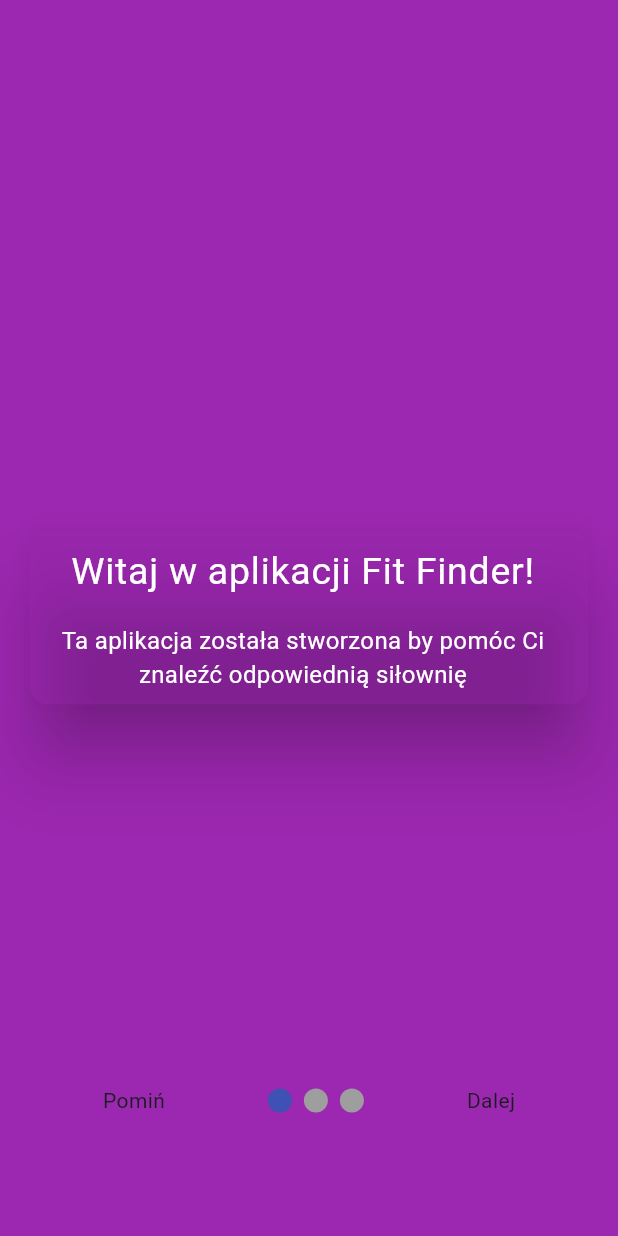
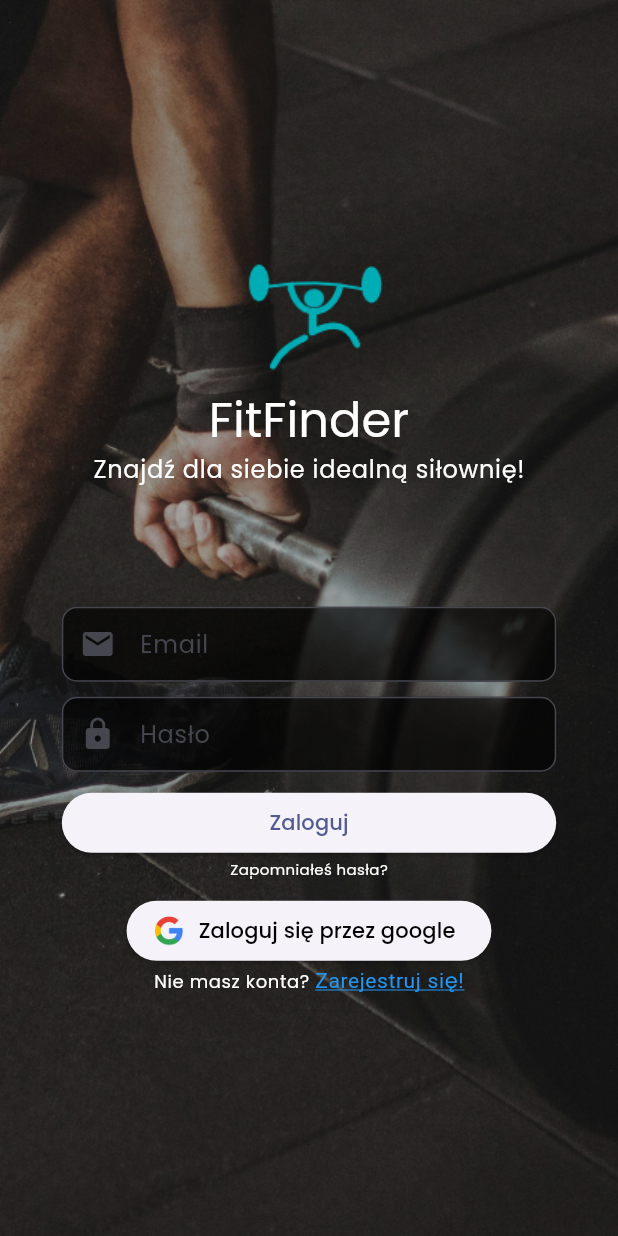
Before and after one commit to MrLoles/FitFinder, a Flutter app: the screen it shows after launch, on a phone screen of 412 x 824 dp. Run offline on Flutter 3.47's test engine with Material 3 defaults, Android fonts, the light colour scheme and no system bars; drawn by our look-alikes of smooth_page_indicator; our stand-ins replace google_fonts; generated files the repository leaves out were written again.

Commit message:
FIT-9 Added StartScreen without backend implementation, new font for whole project, logo and image assets

```diff
--- a/lib/introduction/IntroductionPageView.dart
+++ b/lib/introduction/IntroductionPageView.dart
@@ -27,17 +27,17 @@ class _OnBoardingScreenState extends State<OnBoardingScreen> {
             TextContainer(
               title: AppLocalizations.of(context)!.introduction1_1,
               description: AppLocalizations.of(context)!.introduction1_2,
-              color: Colors.purple,
+              color: new Color.fromARGB(10, 10, 10, 10),
             ),
             TextContainer(
               title: AppLocalizations.of(context)!.introduction2_1,
               description: AppLocalizations.of(context)!.introduction2_2,
-              color: Colors.purpleAccent,
+              color: new Color.fromARGB(152, 152, 115, 253),
             ),
             TextContainer(
               title: AppLocalizations.of(context)!.introduction3_1,
               description: AppLocalizations.of(context)!.introduction3_2,
-              color: Colors.deepPurpleAccent,
+              color: new Color.fromARGB(152, 75, 115, 253),
             ),
           ],
         ),
@@ -87,7 +87,6 @@ class TextContainer extends StatelessWidget {
   @override
   Widget build(BuildContext context) {
     return Container(
-      child: SizedBox.expand(
       child: Container(
         color: color,
         child: Center(
@@ -118,7 +117,6 @@ class TextContainer extends StatelessWidget {
           ),
         ),
       ),
-      ),
     );
   }
 }
--- /dev/null
+++ b/lib/introduction/StartPage.dart
@@ -0,0 +1,214 @@
+import 'package:flutter/gestures.dart';
+import 'package:flutter/material.dart';
+import 'package:flutter_gen/gen_l10n/app_localizations.dart';
+
+class StartPage extends StatelessWidget {
+  const StartPage({super.key});
+
+  @override
+  Widget build(BuildContext context) {
+    final localization = AppLocalizations.of(context)!;
+
+    return Scaffold(
+      body: Container(
+        decoration: BoxDecoration(
+            color: const Color(0xff7c94b6),
+            image: DecorationImage(
+                colorFilter: ColorFilter.mode(
+                    Colors.black.withOpacity(0.35), BlendMode.darken),
+                image: AssetImage("assets/images/login-background.png"),
+                fit: BoxFit.cover)),
+        child: Center(
+            child: Column(
+          mainAxisAlignment: MainAxisAlignment.center,
+          children: [
+            const LogoContainer(),
+            LoginInputField(
+              inputName: localization.emailInput,
+              isPassword: false,
+              icon: const Icon(Icons.mail),
+            ),
+            const SizedBox(height: 10.0),
+            LoginInputField(
+              inputName: localization.passwordInput,
+              isPassword: true,
+              icon: const Icon(Icons.lock),
+            ),
+            const SizedBox(height: 10.0),
+            LoginButton(localization: localization),
+            const ForgotPassword(),
+            const GoogleSignUp(),
+            RichText(
+              text: TextSpan(
+                text: localization.noAccount + " ",
+                style: Theme.of(context)
+                    .textTheme
+                    .bodySmall!
+                    .copyWith(color: Colors.white,
+                ),
+                children: <TextSpan>[
+                  TextSpan(
+                    text: localization.registerNow,
+                    style: const TextStyle(
+                      color: Colors.blue,
+                      fontSize: 14.0,
+                      decoration: TextDecoration.underline,
+                      decorationThickness: 1,
+                      decorationColor: Colors.blue
+                    ),
+                    recognizer: TapGestureRecognizer()
+                      ..onTap = () {print("TEST");},
+                  ),
+                ],
+              ),
+            )
+          ],
+        )),
+      ),
+    );
+  }
+}
+
+class LoginButton extends StatelessWidget {
+  const LoginButton({
+    super.key,
+    required this.localization,
+  });
+
+  final AppLocalizations localization;
+
+  @override
+  Widget build(BuildContext context) {
+    return SizedBox(
+      width: MediaQuery.of(context).size.width * 0.8,
+      child: ElevatedButton(
+        onPressed: () {
+          print("TODO");
+        },
+        child: Text(localization.btnLogin), // Tekst na przycisku
+      ),
+    );
+  }
+}
+
+class GoogleSignUp extends StatelessWidget {
+  const GoogleSignUp({
+    super.key,
+  });
+
+  @override
+  Widget build(BuildContext context) {
+    final localization = AppLocalizations.of(context)!;
+
+    return Container(
+      margin: EdgeInsets.only(top: 10),
+      child: ElevatedButton.icon(
+        onPressed: () => {print("TODO")},
+        icon: Image.asset(
+          'assets/images/googleButtonIcon.png',
+          height: 24.0,
+        ), // Wstawienie ikony Google
+        label: Text(
+          localization.googleSignUp,
+          style: TextStyle(color: Colors.black), // Kolor tekstu przycisku
+        ),
+        style: ElevatedButton.styleFrom(
+          foregroundColor: Colors.white, // Kolor tła przycisku
+          shape: RoundedRectangleBorder(
+            borderRadius:
+                BorderRadius.circular(20.0), // Zaokrąglone krawędzie przycisku
+          ),
+        ),
+      ),
+    );
+  }
+}
+
+class ForgotPassword extends StatelessWidget {
+  const ForgotPassword({
+    super.key,
+  });
+
+  @override
+  Widget build(BuildContext context) {
+    final localization = AppLocalizations.of(context)!;
+
+    return GestureDetector(
+      onTap: () {
+        // Obsługa przycisku "Zapomniałem hasła"
+        print("Zapomniałem hasła");
+      },
+      child: Text(
+        localization.forgotPassword,
+        style: const TextStyle(
+            color: Colors.white,
+            decoration: TextDecoration.underline,
+            fontSize: 10),
+      ),
+    );
+  }
+}
+
+class LoginInputField extends StatelessWidget {
+  final String inputName;
+  final bool isPassword;
+  final Icon icon;
+
+  const LoginInputField(
+      {super.key,
+      required this.inputName,
+      required this.isPassword,
+      required this.icon});
+
+  @override
+  Widget build(BuildContext context) {
+    return SizedBox(
+      width: MediaQuery.of(context).size.width * 0.8,
+      child: TextField(
+        style: const TextStyle(
+            fontSize: 12.0,
+            color: Colors.white),
+        obscureText: isPassword,
+        decoration: InputDecoration(
+          prefixIcon: icon,
+          labelText: inputName,
+          border: OutlineInputBorder(
+            borderRadius: BorderRadius.circular(10.0),
+          ),
+          filled: true,
+          fillColor: Colors.black.withOpacity(0.65),
+        ),
+      ),
+    );
+  }
+}
+
+class LogoContainer extends StatelessWidget {
+  const LogoContainer({
+    super.key,
+  });
+
+  @override
+  Widget build(BuildContext context) {
+    final localization = AppLocalizations.of(context)!;
+
+    return Container(
+        margin: EdgeInsets.only(bottom: 80),
+        child: Column(
+          children: [
+            Image.asset("assets/images/singleLogo.png"),
+            Text("FitFinder",
+                style: Theme.of(context).textTheme.headlineLarge!.copyWith(
+                      color: Colors.white,
+                    )),
+            Text(
+              localization.startPageSubtitle,
+              style: Theme.of(context)
+                  .textTheme
+                  .bodyLarge!
+                  .copyWith(color: Colors.white),
+            )
+          ],
+        ));
+  }
+}
--- a/lib/l10n/app_en.arb
+++ b/lib/l10n/app_en.arb
@@ -46,5 +46,16 @@
   "introduction3_2": "That workout plans generated by apps will never replace a personal trainer and are tailored for the average healthy individual.",
   "@introduction3_2": {
     "description": "Title of 3rd pageview"
-  }
+  },
+
+  "@StartPage":"",
+
+  "startPageSubtitle":"We'll help you find the best gym for you!",
+  "emailInput": "Email",
+  "passwordInput": "Password",
+  "btnLogin": "Login",
+  "forgotPassword": "Forgot password?",
+  "googleSignUp": "Sign up with google",
+  "noAccount": "New user?",
+  "registerNow": "Register now!"
 }
--- a/lib/l10n/app_pl.arb
+++ b/lib/l10n/app_pl.arb
@@ -12,6 +12,15 @@
   "introduction2_1": "Dlaczego powstała?",
   "introduction2_2": "Ponieważ brak na rynku aplikacji umożliwiającej sprawdzenie wyposażenia siłowni",
   "introduction3_1": "Pamiętaj!",
-  "introduction3_2": "Że plany treningowe układane przez aplikacje nigdy nie zastąpią trenera personalnego i układane są pod zdrowego przeciętnego człowieka"
+  "introduction3_2": "Że plany treningowe układane przez aplikacje nigdy nie zastąpią trenera personalnego i układane są pod zdrowego przeciętnego człowieka",
 
+  "@EkranStartu": "",
+  "startPageSubtitle": "Znajdź dla siebie idealną siłownię!",
+  "emailInput": "Email",
+  "passwordInput": "Hasło",
+  "btnLogin": "Zaloguj",
+  "forgotPassword": "Zapomniałeś hasła?",
+  "googleSignUp": "Zaloguj się przez google",
+  "noAccount": "Nie masz konta?",
+  "registerNow": "Zarejestruj się!"
 }
--- a/lib/main.dart
+++ b/lib/main.dart
@@ -1,4 +1,4 @@
-import 'package:fitfinder/introduction/IntroductionPageView.dart';
+import 'package:fitfinder/introduction/StartPage.dart';
 import 'package:fitfinder/themes/fitfinder_main_theme.dart';
 import 'package:flutter/material.dart';
 import 'package:flutter_gen/gen_l10n/app_localizations.dart';
@@ -15,7 +15,7 @@ class MyApp extends StatelessWidget {
   @override
   Widget build(BuildContext context) {
     return MaterialApp(
-      title: 'Flutter Demo',
+      title: 'FitFinder',
       theme: FitFinderProTheme.buildTheme(),
       supportedLocales: L10n.all,
       locale: const Locale('pl'),
@@ -26,7 +26,8 @@ class MyApp extends StatelessWidget {
         GlobalCupertinoLocalizations.delegate
       ],
       // home: const MyHomePage(title: 'Flutter Demo Home Page'),
-      home: OnBoardingScreen()
+      // home: OnBoardingScreen()
+      home: StartPage()
     );
   }
 }
--- a/lib/themes/fitfinder_main_theme.dart
+++ b/lib/themes/fitfinder_main_theme.dart
@@ -1,4 +1,5 @@
 import 'package:flutter/material.dart';
+import 'package:google_fonts/google_fonts.dart';
 
 class FitFinderProTheme {
   FitFinderProTheme._();
@@ -8,6 +9,7 @@ class FitFinderProTheme {
     return ThemeData(
       useMaterial3: true,
       colorScheme: ColorScheme.fromSeed(seedColor: Colors.indigo),
+      fontFamily: GoogleFonts.poppins().fontFamily
     );
   }
 }
--- a/pubspec.yaml
+++ b/pubspec.yaml
@@ -40,6 +40,7 @@ dependencies:
   cupertino_icons: ^1.0.2
   intl_translation: ^0.18.2
   smooth_page_indicator: ^1.1.0
+  google_fonts: 6.2.0
 
 dev_dependencies:
   flutter_test:
@@ -69,6 +70,8 @@ flutter:
   # assets:
   #   - images/a_dot_burr.jpeg
   #   - images/a_dot_ham.jpeg
+  assets:
+    - assets/images/
 
   # An image asset can refer to one or more resolution-specific "variants", see
   # https://flutter.dev/assets-and-images/#resolution-aware
```
Also changed, not shown: assets/images/googleButtonIcon.png (added), assets/images/login-background.png (added), assets/images/singleLogo.png (added), google_fonts/MadimiOne-Regular.ttf (added). Lines whose indentation alone changed are shown as unchanged.
